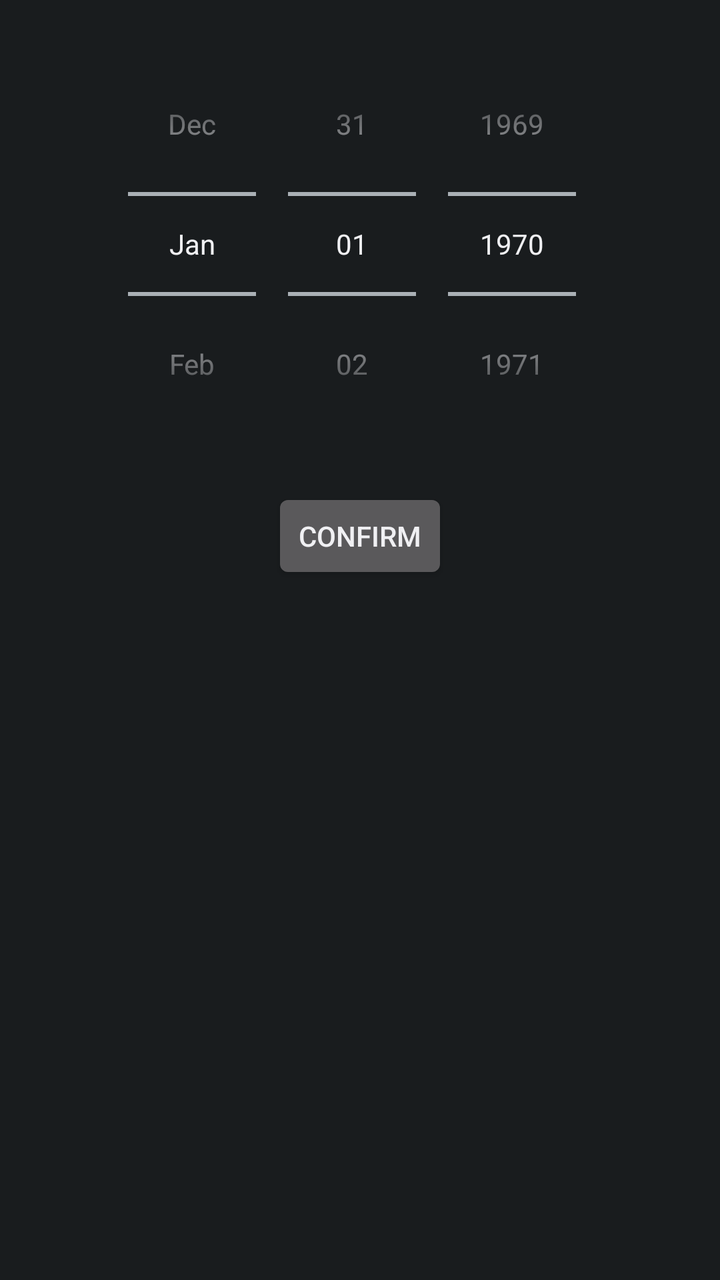
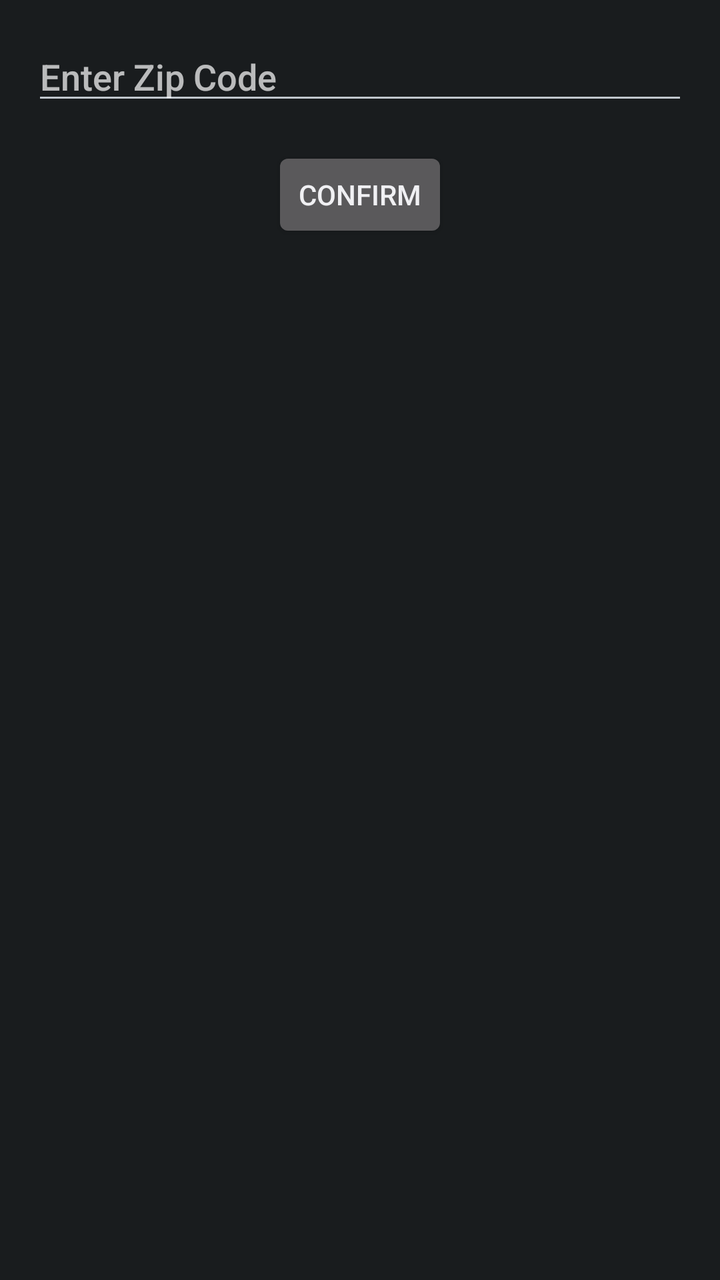

Compare the two renders of this Android layout. The source of the first and the diff that turns it into the second are given below.
<!-- AndroidManifest.xml: application theme android:Theme.DeviceDefault -->
<!-- res/layout/widget_configure.xml -->
<?xml version="1.0" encoding="utf-8"?>
<LinearLayout xmlns:android="http://schemas.android.com/apk/res/android"
    android:layout_width="match_parent"
    android:layout_height="wrap_content"
    android:orientation="vertical"
    android:padding="16dp">

    <DatePicker
        android:id="@+id/datePickerDueDate"
        android:layout_width="wrap_content"
        android:layout_height="wrap_content"
        android:calendarViewShown="false"
                android:datePickerMode="spinner"
        android:layout_gravity="center_horizontal"/>

    <Button
        android:id="@+id/buttonConfirm"
        android:layout_width="wrap_content"
        android:layout_height="wrap_content"
        android:layout_marginTop="16dp"
        android:layout_gravity="center_horizontal"
        android:text="Confirm" />

</LinearLayout>
<!-- resources referenced by this layout -->
<resources>

</resources>

<!-- the commit's change to res/layout/widget_configure.xml (unified diff, before → after) -->
@@ -5,13 +5,13 @@
     android:orientation="vertical"
     android:padding="16dp">
 
-    <DatePicker
-        android:id="@+id/datePickerDueDate"
-        android:layout_width="wrap_content"
+    <EditText
+        android:id="@+id/editTextZipCode"
+        android:layout_width="match_parent"
         android:layout_height="wrap_content"
-        android:calendarViewShown="false"
-                android:datePickerMode="spinner"
-        android:layout_gravity="center_horizontal"/>
+        android:hint="Enter Zip Code"
+        android:inputType="number"
+        android:maxLines="1" />
 
     <Button
         android:id="@+id/buttonConfirm"
